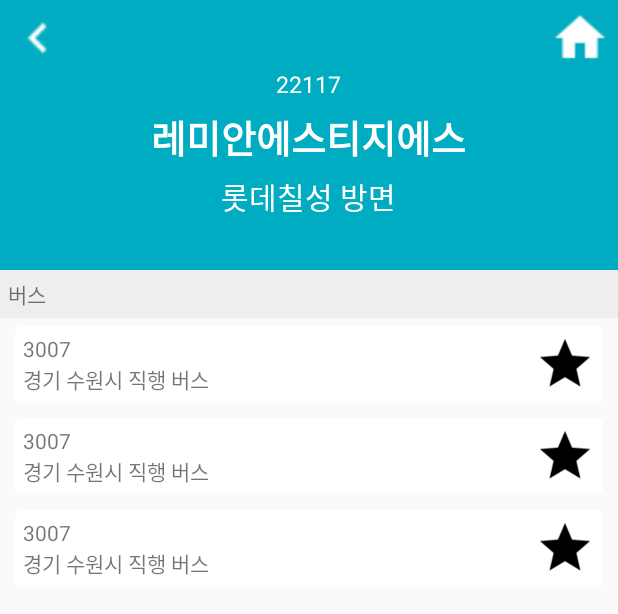
After one commit to AJOU-Connection/StopBus_User, an Android app: the layout activity_station.xml on its own in the app's theme, with its tools: preview values and no code run, on a phone screen of 412 x 824 dp. The commit adds this screen. Shown: the top 614 px of the screen. Run offline under Robolectric (Android 15) with nearby library versions, the phone set to English and light mode, and no system bars.

Commit message:
add activity_station and search bus, station

```diff
--- a/app/src/main/java/com/connection/stopbus/stopbus_user/ActivityFavourite.java
+++ b/app/src/main/java/com/connection/stopbus/stopbus_user/ActivityFavourite.java
@@ -13,7 +13,6 @@ import android.view.LayoutInflater;
 import android.view.View;
 import android.view.ViewGroup;
 import android.widget.Button;
-import android.widget.ImageView;
 import android.widget.TextView;
 
 /**
@@ -84,7 +83,7 @@ public class ActivityFavourite extends Activity{
 
         @Override
         public ViewHolder onCreateViewHolder(final ViewGroup parent, final int viewType) {
-            final View view = LayoutInflater.from(getBaseContext()).inflate(R.layout.favourite_list_part, parent, false);
+            final View view = LayoutInflater.from(getBaseContext()).inflate(R.layout.item_fav_bus, parent, false);
             return new ViewHolder(view);
         }
 
--- /dev/null
+++ b/app/src/main/java/com/connection/stopbus/stopbus_user/ActivityStation.java
@@ -0,0 +1,5 @@
+package com.connection.stopbus.stopbus_user;
+
+public class ActivityStation {
+
+}
--- a/app/src/main/res/layout/activity_favourite.xml
+++ b/app/src/main/res/layout/activity_favourite.xml
@@ -75,7 +75,7 @@
             android:clipToPadding="false"
             android:paddingBottom="5dp"
             android:paddingTop="5dp"
-            tools:listitem="@layout/favourite_list_part" />
+            tools:listitem="@layout/item_fav_bus" />
     </android.support.v4.widget.SwipeRefreshLayout>
 
 
--- a/app/src/main/res/layout/activity_search_fav.xml
+++ b/app/src/main/res/layout/activity_search_fav.xml
@@ -18,7 +18,7 @@
             android:layout_marginLeft="5dp"
             android:layout_centerVertical="true"
             android:background="@drawable/ic_navigate_before_white_18dp" />
-        <TextView
+        <EditText
             android:id="@+id/search"
             android:layout_width="300dp"
             android:layout_height="match_parent"
@@ -34,7 +34,7 @@
             android:textColor="#BDBDBD"
             android:background="@drawable/gray_border"
             android:layout_toRightOf="@+id/back" />
-            />
+
     </RelativeLayout>
 
     <devlight.io.library.ntb.NavigationTabBar
@@ -47,7 +47,6 @@
         app:ntb_tinted="true"
         app:ntb_title_mode="all"
         app:ntb_titled="true"
-
         app:ntb_typeface="fonts/agency.ttf"
         tools:layout_editor_absoluteY="439dp" />
 
--- /dev/null
+++ b/app/src/main/res/layout/activity_station.xml
@@ -0,0 +1,90 @@
+<?xml version="1.0" encoding="utf-8"?>
+<RelativeLayout xmlns:android="http://schemas.android.com/apk/res/android"
+    android:layout_width="match_parent" android:layout_height="match_parent"
+    xmlns:tools="http://schemas.android.com/tools">
+
+    <RelativeLayout
+        android:id="@+id/station_layout"
+        android:layout_width="match_parent"
+        android:layout_height="180dp"
+        android:background="#00ACC1">
+        <ImageView
+            android:id="@+id/back"
+            android:layout_width="40dp"
+            android:layout_height="40dp"
+            android:layout_marginLeft="5dp"
+            android:layout_marginTop="5dp"
+            android:background="@drawable/ic_navigate_before_white_18dp" />
+
+        <ImageView
+            android:layout_width="40dp"
+            android:layout_height="40dp"
+            android:background="@drawable/ic_home_white_36pt"
+            android:layout_marginRight="5dp"
+            android:layout_marginTop="5dp"
+            android:layout_alignParentRight="true"/>
+
+        <TextView
+            android:id="@+id/station_num"
+            android:layout_width="wrap_content"
+            android:layout_height="wrap_content"
+            android:text="22117"
+            android:textColor="#FFFFFF"
+            android:textSize="15sp"
+            android:layout_centerHorizontal="true"
+            android:layout_below="@+id/back" />
+
+        <TextView
+            android:id="@+id/station_name"
+            android:layout_width="wrap_content"
+            android:layout_height="wrap_content"
+            android:layout_below="@id/station_num"
+            android:text="레미안에스티지에스"
+            android:textStyle="bold"
+            android:textSize="25sp"
+            android:layout_marginTop="5dp"
+            android:textColor="#FFFFFF"
+            android:layout_centerHorizontal="true"/>
+        <TextView
+            android:id="@+id/station_way"
+            android:layout_width="wrap_content"
+            android:layout_height="wrap_content"
+            android:layout_below="@id/station_name"
+            android:text="롯데칠성 방면"
+            android:textSize="20sp"
+            android:layout_marginTop="5dp"
+            android:textColor="#FFFFFF"
+            android:layout_centerHorizontal="true" />
+
+    </RelativeLayout>
+
+    <TextView
+        android:id="@+id/bus_tag"
+        android:layout_width="match_parent"
+        android:layout_height="wrap_content"
+        android:text="버스"
+        android:layout_below="@+id/station_layout"
+        android:background="#eeeef0"
+        android:paddingLeft="5dp"
+        android:paddingTop="5dp"
+        android:paddingBottom="5dp"
+        />
+
+    <android.support.v4.widget.SwipeRefreshLayout
+        android:id="@+id/swipe_layout0"
+        android:layout_width="match_parent"
+        android:layout_height="match_parent"
+        android:layout_below="@+id/bus_tag">
+
+        <android.support.v7.widget.RecyclerView
+            android:id="@+id/rv_search_bus_list"
+            android:layout_width="match_parent"
+            android:layout_height="match_parent"
+            android:clipChildren="false"
+            android:clipToPadding="false"
+            android:paddingBottom="5dp"
+            android:paddingTop="5dp"
+            tools:listitem="@layout/item_search_bus" />
+    </android.support.v4.widget.SwipeRefreshLayout>
+
+</RelativeLayout>
--- /dev/null
+++ b/app/src/main/res/layout/item_search_bus.xml
@@ -0,0 +1,35 @@
+<?xml version="1.0" encoding="utf-8"?>
+<RelativeLayout xmlns:android="http://schemas.android.com/apk/res/android"
+    xmlns:app="http://schemas.android.com/apk/res-auto"
+    android:id="@+id/item_fav_bus"
+    android:layout_width="match_parent"
+    android:layout_height="wrap_content"
+    android:layout_marginBottom="10dp"
+    android:layout_marginLeft="10dp"
+    android:layout_marginRight="10dp"
+    android:padding="5dp"
+    android:background="@drawable/bg_round_rect">
+
+  <TextView
+      android:id="@+id/bus_num"
+      android:layout_width="wrap_content"
+      android:layout_height="wrap_content"
+      android:text="3007" />
+
+  <TextView
+      android:id="@+id/bus_type"
+      android:layout_below="@+id/bus_num"
+      android:layout_width="wrap_content"
+      android:layout_height="wrap_content"
+      android:text="경기 수원시 직행 버스"/>
+
+  <ImageView
+      android:layout_width="40dp"
+      android:layout_height="40dp"
+      android:layout_alignParentRight="true"
+
+      android:background="@drawable/ic_star_black_36dp"
+      />
+
+
+</RelativeLayout>
--- a/app/src/main/res/layout/list_fav_bus.xml
+++ b/app/src/main/res/layout/list_search_bus.xml
@@ -16,14 +16,14 @@
         android:layout_height="match_parent">
 
         <android.support.v7.widget.RecyclerView
-            android:id="@+id/rv"
+            android:id="@+id/rv_search_bus_list"
             android:layout_width="match_parent"
             android:layout_height="match_parent"
             android:clipChildren="false"
             android:clipToPadding="false"
             android:paddingBottom="5dp"
             android:paddingTop="5dp"
-            tools:listitem="@layout/item_fav_bus" />
+            tools:listitem="@layout/item_search_bus" />
     </android.support.v4.widget.SwipeRefreshLayout>
 
 </FrameLayout>
```
Also changed, not shown: app/src/main/java/com/connection/stopbus/stopbus_user/ActivitySearchFav.java (+11 -10 lines), app/src/main/res/layout/favourite_list_part.xml (deleted, +0 -74 lines), app/src/main/res/layout/item_fav_bus.xml (+57 -16 lines), app/src/main/res/layout/item_search_station.xml (added, +48 -0 lines), app/src/main/res/layout/list_search_station.xml (added, +29 -0 lines), app/src/main/res/drawable/ic_home_white_36pt.png (added).
